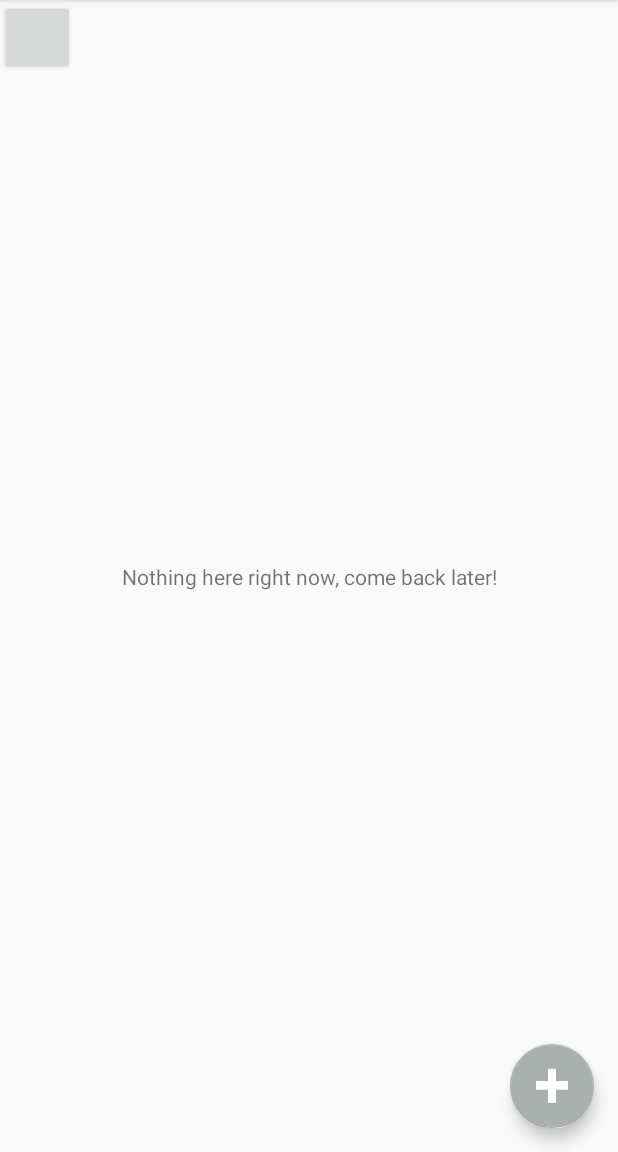
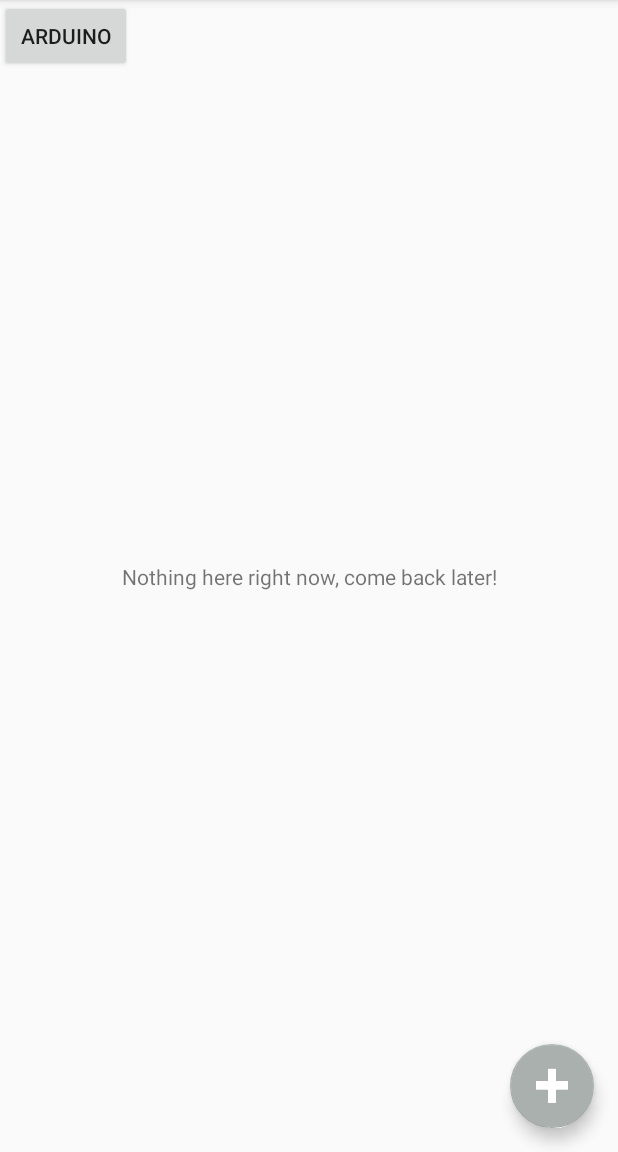
Before and after one commit to Abhilaash/MedicationReminder, an Android app: the screen it shows after launch (MainActivity), on a phone screen of 412 x 824 dp, the part 84-1236 px from its top. Run offline under Robolectric (Android 15) with nearby library versions, the phone set to English and light mode, and no system bars.

```diff
--- a/app/src/main/res/layout/content_main.xml
+++ b/app/src/main/res/layout/content_main.xml
@@ -8,9 +8,10 @@
     tools:context=".MainActivity"
     tools:showIn="@layout/activity_main">
 
-    <Button android:layout_height="50dp"
-        android:layout_width="50dp"
-        android:onClick="launchBluetooth"/>
+    <Button android:layout_height="wrap_content"
+        android:layout_width="wrap_content"
+        android:text="Arduino"
+        android:onClick="launchBluetooth" />
     <TextView
         android:layout_width="wrap_content"
         android:layout_height="wrap_content"
```
Also changed, not shown: app/src/main/res/layout/activity_add_medication.xml (+9 -1 lines).
